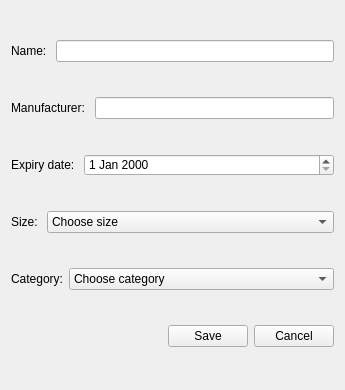
munaibalhelali/WarehouseSystem_using_Qt, file addnewproductdialog.ui: the form before one commit.
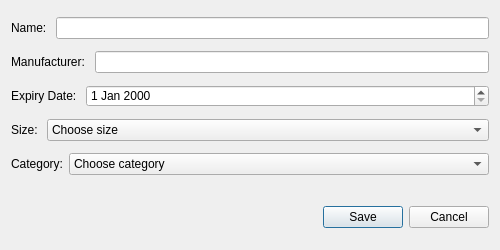
The form after the commit.

Commit message: Modified the text on the interface and QMessageBox

Patch:
```diff
--- a/addnewproductdialog.ui
+++ b/addnewproductdialog.ui
@@ -6,8 +6,8 @@
    <rect>
     <x>0</x>
     <y>0</y>
-    <width>345</width>
-    <height>390</height>
+    <width>500</width>
+    <height>250</height>
    </rect>
   </property>
   <property name="windowTitle">
@@ -51,7 +51,7 @@
      <item>
       <widget class="QLabel" name="label_3">
        <property name="text">
-        <string>Expiry date: </string>
+        <string>Expiry Date: </string>
        </property>
       </widget>
      </item>
@@ -154,6 +154,22 @@
      </item>
     </layout>
    </item>
+   <item>
+    <spacer name="verticalSpacer">
+     <property name="orientation">
+      <enum>Qt::Vertical</enum>
+     </property>
+     <property name="sizeType">
+      <enum>QSizePolicy::Preferred</enum>
+     </property>
+     <property name="sizeHint" stdset="0">
+      <size>
+       <width>20</width>
+       <height>19</height>
+      </size>
+     </property>
+    </spacer>
+   </item>
    <item>
     <layout class="QHBoxLayout" name="horizontalLayout_6">
      <item>
@@ -177,6 +193,9 @@
        <property name="text">
         <string>Save</string>
        </property>
+       <property name="default">
+        <bool>true</bool>
+       </property>
       </widget>
      </item>
      <item>
```
Left out of the diff: 2 changed lines with no effect on the pictures. The commit also changes 5 other files.
